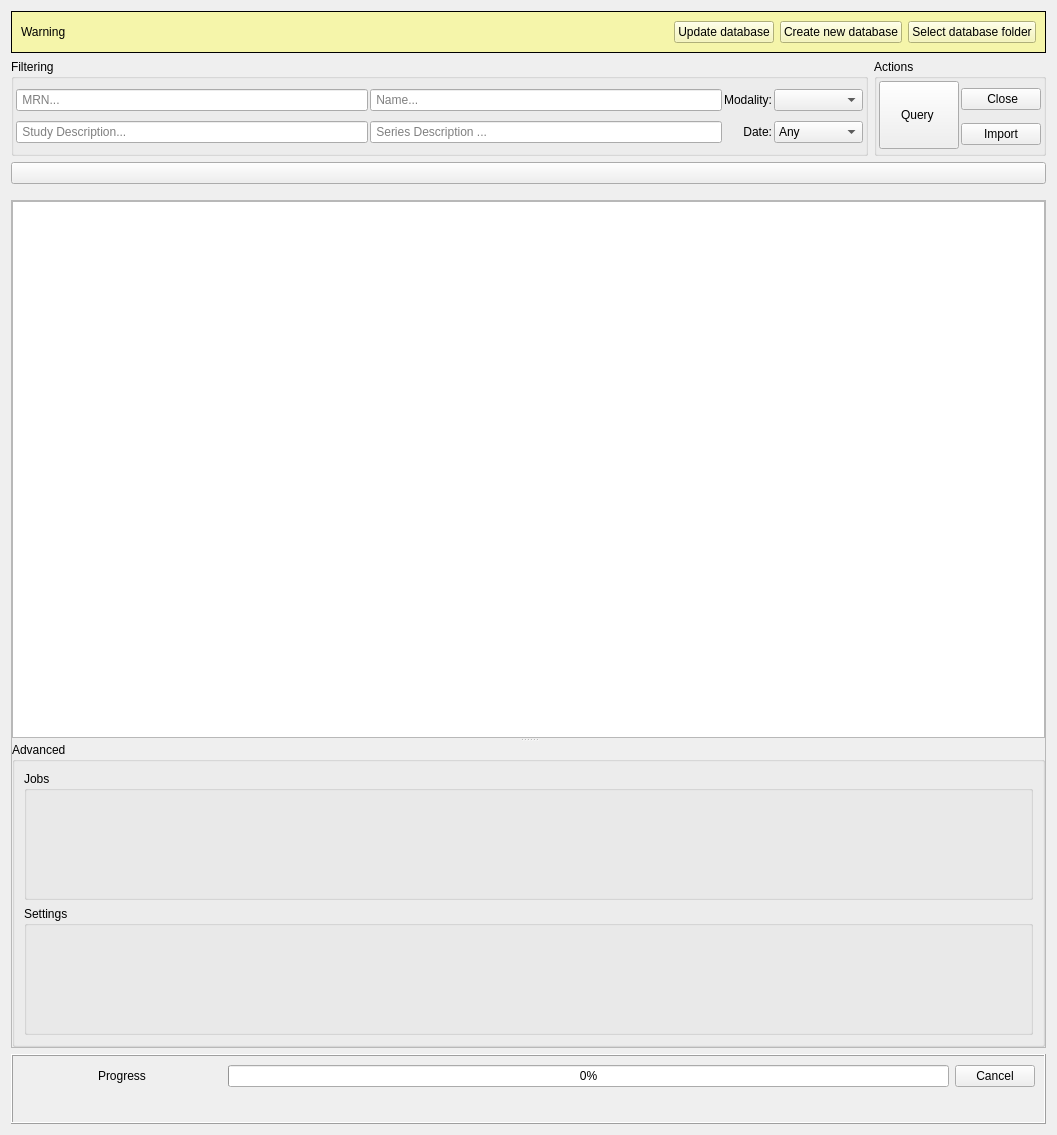
Qt form Libs/DICOM/Widgets/Resources/UI/ctkDICOMVisualBrowserWidget.ui (commontk/CTK) before a commit.
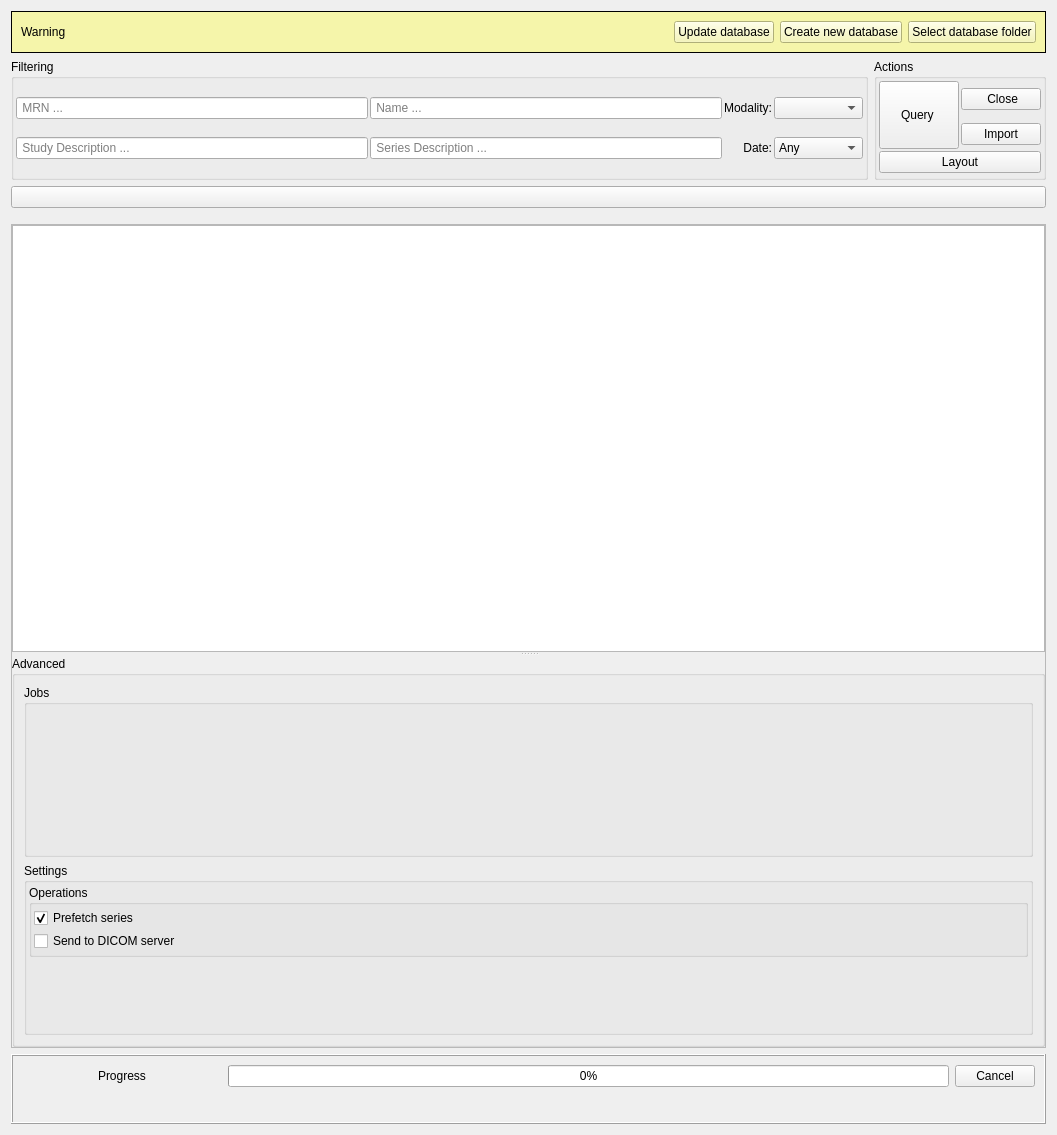
The same form after that commit. Icons and pictures are not drawn. Custom widgets are drawn as their Qt base class.

Commit message: ENH: DICOM browser retrieval scheduling, retries and thumbnail UI

```diff
--- a/Libs/DICOM/Widgets/Resources/UI/ctkDICOMVisualBrowserWidget.ui
+++ b/Libs/DICOM/Widgets/Resources/UI/ctkDICOMVisualBrowserWidget.ui
@@ -114,7 +114,7 @@
            <set>Qt::AlignLeading|Qt::AlignLeft|Qt::AlignVCenter</set>
           </property>
           <property name="placeholderText">
-           <string> MRN...</string>
+           <string> MRN ...</string>
           </property>
          </widget>
         </item>
@@ -127,7 +127,7 @@
            <set>Qt::AlignLeading|Qt::AlignLeft|Qt::AlignVCenter</set>
           </property>
           <property name="placeholderText">
-           <string> Name...</string>
+           <string> Name ...</string>
           </property>
          </widget>
         </item>
@@ -160,7 +160,7 @@
            <set>Qt::AlignLeading|Qt::AlignLeft|Qt::AlignVCenter</set>
           </property>
           <property name="placeholderText">
-           <string> Study Description...</string>
+           <string> Study Description ...</string>
           </property>
          </widget>
         </item>
@@ -367,6 +367,32 @@
          </widget>
         </item>
         <item row="2" column="0" colspan="2">
+         <widget class="ctkPushButton" name="LayoutPushButton">
+          <property name="minimumSize">
+           <size>
+            <width>1</width>
+            <height>0</height>
+           </size>
+          </property>
+          <property name="toolTip">
+           <string>Choose how the patient selector is laid out: automatically, as tabs, or as a list.</string>
+          </property>
+          <property name="text">
+           <string> Layout </string>
+          </property>
+          <property name="icon">
+           <iconset resource="ctkDICOMWidget.qrc">
+            <normaloff>:/Icons/tab.svg</normaloff>:/Icons/tab.svg</iconset>
+          </property>
+          <property name="iconSize">
+           <size>
+            <width>24</width>
+            <height>24</height>
+           </size>
+          </property>
+         </widget>
+        </item>
+        <item row="3" column="0" colspan="2">
          <widget class="ctkDynamicSpacer" name="ActionsDynamicSpacer"/>
         </item>
        </layout>
@@ -503,6 +529,56 @@
           <property name="bottomMargin">
            <number>2</number>
           </property>
+          <item>
+           <widget class="ctkCollapsibleGroupBox" name="OperationsCollapsibleGroupBox">
+            <property name="title">
+             <string>Operations</string>
+            </property>
+            <layout class="QVBoxLayout" name="verticalLayout_14">
+             <property name="spacing">
+              <number>2</number>
+             </property>
+             <property name="leftMargin">
+              <number>2</number>
+             </property>
+             <property name="topMargin">
+              <number>2</number>
+             </property>
+             <property name="rightMargin">
+              <number>2</number>
+             </property>
+             <property name="bottomMargin">
+              <number>2</number>
+             </property>
+             <item>
+              <widget class="QCheckBox" name="AutoRetrieveFullSeriesCheckBox">
+               <property name="toolTip">
+                <string>When checked, all the frames of a series are retrieved as soon as its thumbnail is shown. When unchecked, only the frame used for the thumbnail is retrieved, and the remaining frames are retrieved when the series is loaded.</string>
+               </property>
+               <property name="text">
+                <string>Prefetch series</string>
+               </property>
+               <property name="checked">
+                <bool>true</bool>
+               </property>
+              </widget>
+             </item>
+             <item>
+              <widget class="QCheckBox" name="SendActionVisibleCheckBox">
+               <property name="toolTip">
+                <string>When checked, the right click menu of patients, studies and series offers to send the selected data to a DICOM server.</string>
+               </property>
+               <property name="text">
+                <string>Send to DICOM server</string>
+               </property>
+               <property name="checked">
+                <bool>false</bool>
+               </property>
+              </widget>
+             </item>
+            </layout>
+           </widget>
+          </item>
           <item>
            <widget class="ctkDICOMServerNodeWidget2" name="ServerNodeWidget"/>
           </item>
```
Left out of the diff: 2 changed lines with no effect on the pictures. The commit also changes 73 other files.
